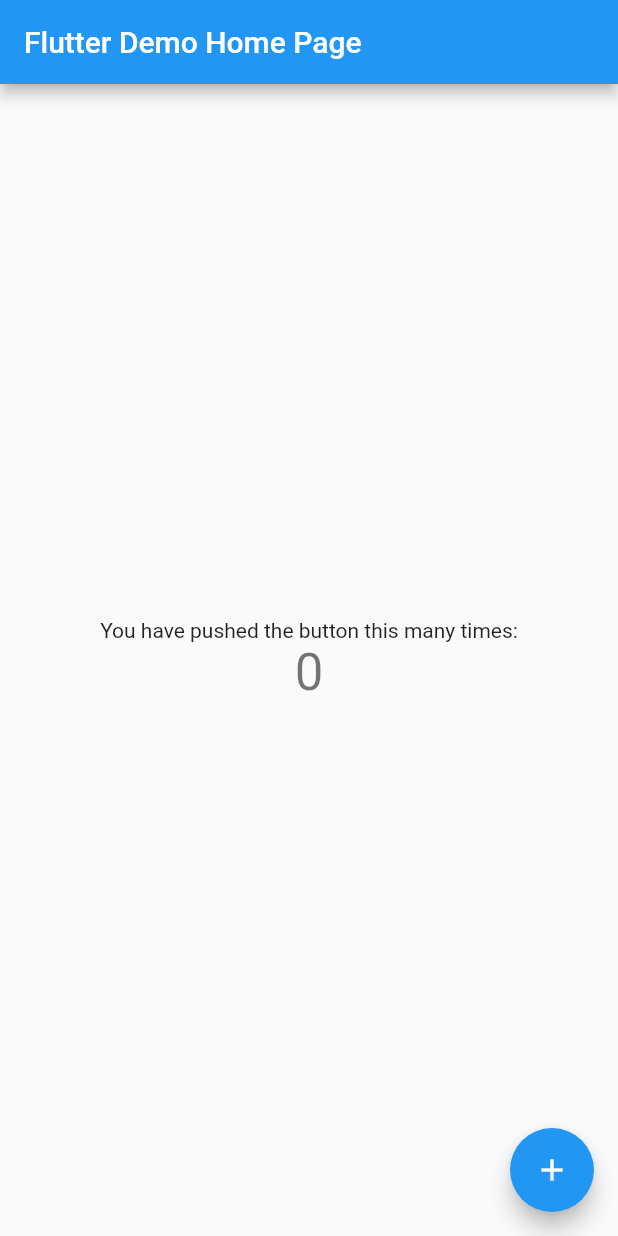
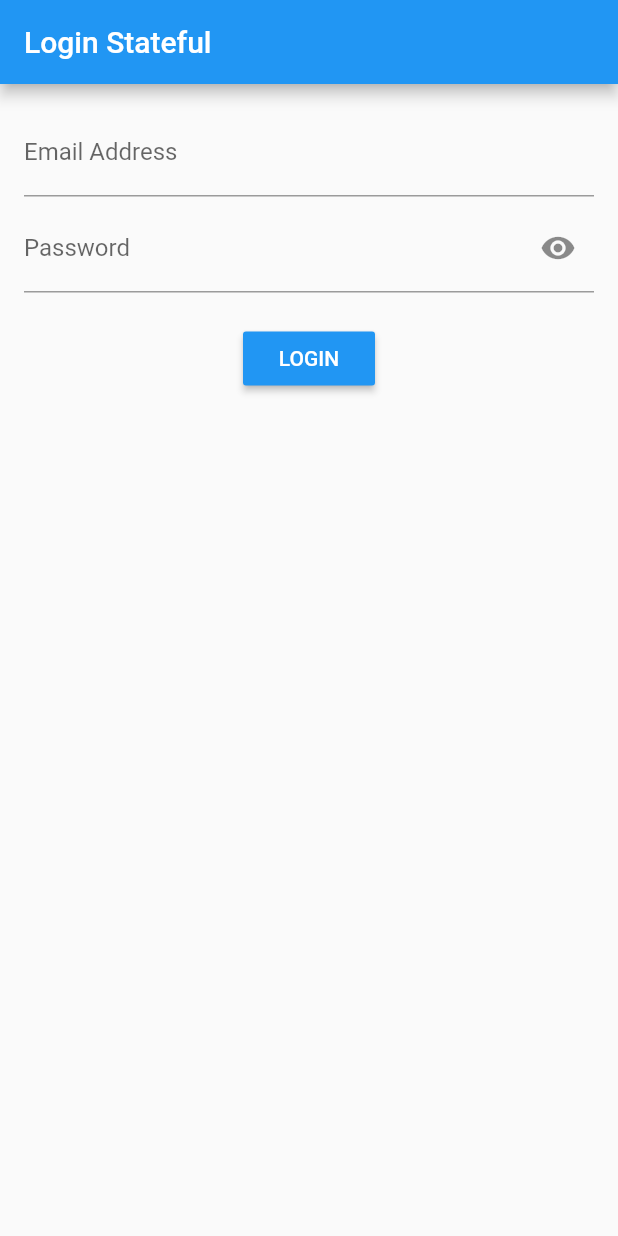
Before and after one commit to pedrolacerda81/flutters-guide, a Flutter app: the screen it shows after launch, on a phone screen of 412 x 824 dp. Run offline on Flutter 3.47's test engine with Material 2 defaults, Android fonts, the phone set to English and light mode, and no system bars.

Commit message:
Aula 114

```diff
--- a/apps/login_stateful/lib/main.dart
+++ b/apps/login_stateful/lib/main.dart
@@ -1,111 +1,6 @@
+//Packages Imports
 import 'package:flutter/material.dart';
+//Pages Imports
+import './src/app.dart';
 
-void main() => runApp(MyApp());
-
-class MyApp extends StatelessWidget {
-  // This widget is the root of your application.
-  @override
-  Widget build(BuildContext context) {
-    return MaterialApp(
-      title: 'Flutter Demo',
-      theme: ThemeData(
-        // This is the theme of your application.
-        //
-        // Try running your application with "flutter run". You'll see the
-        // application has a blue toolbar. Then, without quitting the app, try
-        // changing the primarySwatch below to Colors.green and then invoke
-        // "hot reload" (press "r" in the console where you ran "flutter run",
-        // or simply save your changes to "hot reload" in a Flutter IDE).
-        // Notice that the counter didn't reset back to zero; the application
-        // is not restarted.
-        primarySwatch: Colors.blue,
-      ),
-      home: MyHomePage(title: 'Flutter Demo Home Page'),
-    );
-  }
-}
-
-class MyHomePage extends StatefulWidget {
-  MyHomePage({Key key, this.title}) : super(key: key);
-
-  // This widget is the home page of your application. It is stateful, meaning
-  // that it has a State object (defined below) that contains fields that affect
-  // how it looks.
-
-  // This class is the configuration for the state. It holds the values (in this
-  // case the title) provided by the parent (in this case the App widget) and
-  // used by the build method of the State. Fields in a Widget subclass are
-  // always marked "final".
-
-  final String title;
-
-  @override
-  _MyHomePageState createState() => _MyHomePageState();
-}
-
-class _MyHomePageState extends State<MyHomePage> {
-  int _counter = 0;
-
-  void _incrementCounter() {
-    setState(() {
-      // This call to setState tells the Flutter framework that something has
-      // changed in this State, which causes it to rerun the build method below
-      // so that the display can reflect the updated values. If we changed
-      // _counter without calling setState(), then the build method would not be
-      // called again, and so nothing would appear to happen.
-      _counter++;
-    });
-  }
-
-  @override
-  Widget build(BuildContext context) {
-    // This method is rerun every time setState is called, for instance as done
-    // by the _incrementCounter method above.
-    //
-    // The Flutter framework has been optimized to make rerunning build methods
-    // fast, so that you can just rebuild anything that needs updating rather
-    // than having to individually change instances of widgets.
-    return Scaffold(
-      appBar: AppBar(
-        // Here we take the value from the MyHomePage object that was created by
-        // the App.build method, and use it to set our appbar title.
-        title: Text(widget.title),
-      ),
-      body: Center(
-        // Center is a layout widget. It takes a single child and positions it
-        // in the middle of the parent.
-        child: Column(
-          // Column is also layout widget. It takes a list of children and
-          // arranges them vertically. By default, it sizes itself to fit its
-          // children horizontally, and tries to be as tall as its parent.
-          //
-          // Invoke "debug painting" (press "p" in the console, choose the
-          // "Toggle Debug Paint" action from the Flutter Inspector in Android
-          // Studio, or the "Toggle Debug Paint" command in Visual Studio Code)
-          // to see the wireframe for each widget.
-          //
-          // Column has various properties to control how it sizes itself and
-          // how it positions its children. Here we use mainAxisAlignment to
-          // center the children vertically; the main axis here is the vertical
-          // axis because Columns are vertical (the cross axis would be
-          // horizontal).
-          mainAxisAlignment: MainAxisAlignment.center,
-          children: <Widget>[
-            Text(
-              'You have pushed the button this many times:',
-            ),
-            Text(
-              '$_counter',
-              style: Theme.of(context).textTheme.display1,
-            ),
-          ],
-        ),
-      ),
-      floatingActionButton: FloatingActionButton(
-        onPressed: _incrementCounter,
-        tooltip: 'Increment',
-        child: Icon(Icons.add),
-      ), // This trailing comma makes auto-formatting nicer for build methods.
-    );
-  }
-}
+void main() => runApp(App());
--- /dev/null
+++ b/apps/login_stateful/lib/src/app.dart
@@ -0,0 +1,20 @@
+//Packages Imports
+import 'package:flutter/material.dart';
+import 'package:login_stateful/src/screens/login.dart';
+
+class App extends StatelessWidget {
+  @override
+  Widget build(BuildContext context) {
+    return MaterialApp(
+      title: 'Login Stateful',
+      home: Scaffold(
+        appBar: AppBar(
+          title: Text('Login Stateful'),
+        ),
+        body: Center(
+          child: Login(),
+        ),
+      ),
+    );
+  }
+}
--- /dev/null
+++ b/apps/login_stateful/lib/src/screens/login.dart
@@ -0,0 +1,78 @@
+//Packages Imports
+import 'package:flutter/material.dart';
+
+class Login extends StatefulWidget {
+  @override
+  _LoginState createState() => _LoginState();
+}
+
+class _LoginState extends State<Login> {
+  final _formKey = GlobalKey<FormState>();
+  bool obscureText = true;
+
+  @override
+  Widget build(BuildContext context) {
+    return Container(
+      margin: EdgeInsets.all(16.0),
+      child: Form(
+        key: _formKey,
+        child: Column(
+          children: <Widget>[
+            _buildEmailField(),
+            _divider(5.0),
+            _buildPassField(),
+            _divider(20.0),
+            _buildSubmitButton()
+          ],
+        ),
+      ),
+    );
+  }
+
+  SizedBox _divider(double h) {
+    return SizedBox(
+      height: h,
+    );
+  }
+
+  TextFormField _buildEmailField() {
+    return TextFormField(
+      keyboardType: TextInputType.emailAddress,
+      decoration: InputDecoration(
+          labelText: 'Email Address', hintText: 'you@exemple.com'),
+    );
+  }
+
+  TextFormField _buildPassField() {
+    return TextFormField(
+      obscureText: obscureText,
+      decoration: InputDecoration(
+        labelText: 'Password',
+        hintText: 'Password',
+        suffixIcon: IconButton(
+          icon: Icon(Icons.remove_red_eye),
+          onPressed: () {
+            setState(() {
+              obscureText = !obscureText;
+            });
+          },
+        ),
+      ),
+    );
+  }
+
+  void _onPressSubmitButton() {
+    print('hello submit button');
+  }
+
+  RaisedButton _buildSubmitButton() {
+    return RaisedButton(
+      color: Theme.of(context).primaryColor,
+      child: Text(
+        'LOGIN',
+        style: TextStyle(color: Colors.white),
+      ),
+      onPressed: _onPressSubmitButton,
+    );
+  }
+}
```
Also changed, not shown: 1 other file.
